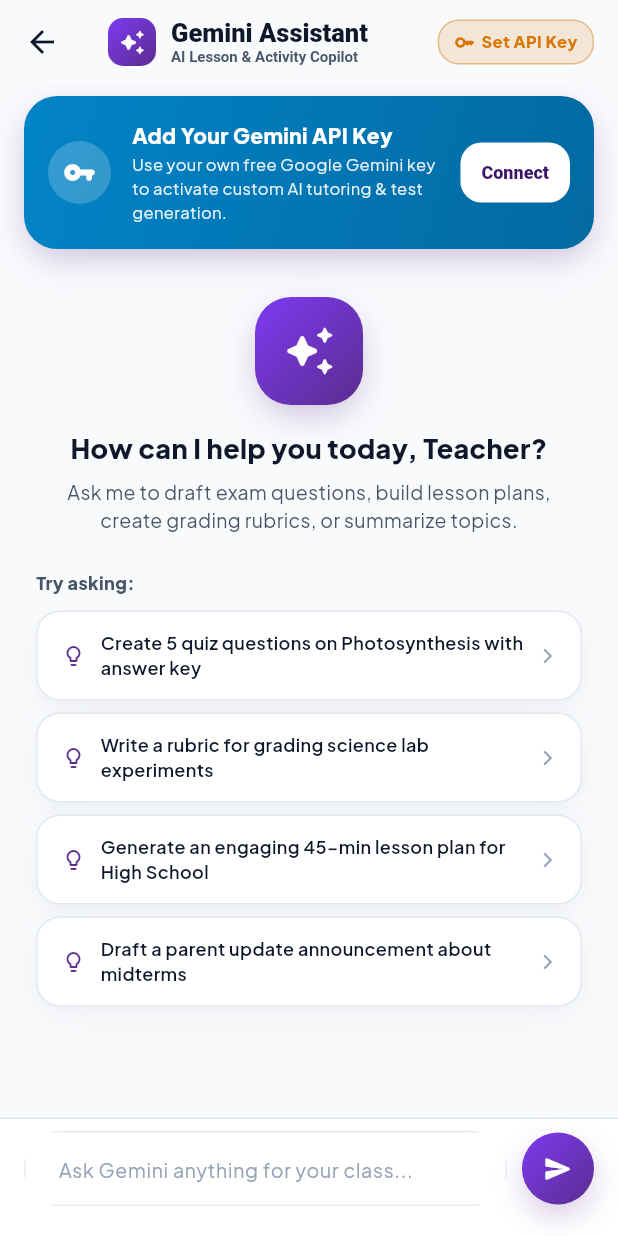
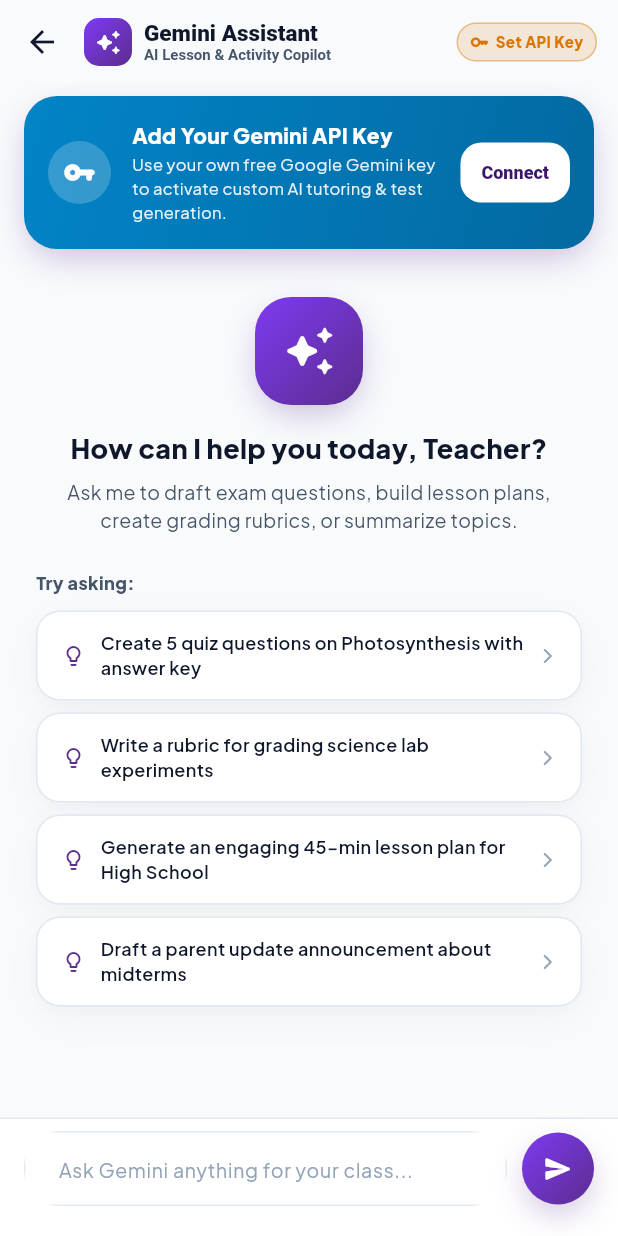
Before and after one commit to Kioian89/edusync, a Flutter app: the GeminiAssistantScreen screen opened directly, on a phone screen of 412 x 824 dp. Run offline on Flutter 3.47's test engine with Material 3 defaults, Android fonts, the phone set to English and light mode, and no system bars; our stand-ins replace cloud_firestore, file_picker, firebase_ai, firebase_auth, firebase_core, firebase_messaging and 5 more; missing offline and left inert: mobile_scanner, shorebird_code_push; accounts and stored records are empty.

Commit message:
fix(gemini): prevent AppBar title collision and simplify QR payload extraction v1.4.7

```diff
--- a/lib/screens/teacher/gemini_assistant_screen.dart
+++ b/lib/screens/teacher/gemini_assistant_screen.dart
@@ -277,6 +277,7 @@ class _GeminiAssistantScreenState extends State<GeminiAssistantScreen> {
     return Scaffold(
       backgroundColor: AppTheme.background,
       appBar: AppBar(
+        titleSpacing: 0,
         title: Row(
           children: [
             Container(
@@ -294,17 +295,21 @@ class _GeminiAssistantScreenState extends State<GeminiAssistantScreen> {
                 ),
               ),
             ),
-            const SizedBox(width: 10),
-            const Column(
+            const SizedBox(width: 8),
+            const Expanded(
+              child: Column(
                 crossAxisAlignment: CrossAxisAlignment.start,
+                mainAxisSize: MainAxisSize.min,
                 children: [
                   Text(
                     'Gemini Assistant',
                     style: TextStyle(
-                    fontSize: 17,
+                      fontSize: 15,
                       fontWeight: FontWeight.w900,
                       color: AppTheme.textMain,
                     ),
+                    maxLines: 1,
+                    overflow: TextOverflow.ellipsis,
                   ),
                   Text(
                     'AI Lesson & Activity Copilot',
@@ -313,8 +318,11 @@ class _GeminiAssistantScreenState extends State<GeminiAssistantScreen> {
                       color: AppTheme.textSecondary,
                       fontWeight: FontWeight.w600,
                     ),
+                    maxLines: 1,
+                    overflow: TextOverflow.ellipsis,
                   ),
                 ],
+              ),
             ),
           ],
         ),
@@ -323,8 +331,8 @@ class _GeminiAssistantScreenState extends State<GeminiAssistantScreen> {
           GestureDetector(
             onTap: () => _showApiKeyDialog(context, gemini),
             child: Container(
-              margin: const EdgeInsets.only(right: 8),
-              padding: const EdgeInsets.symmetric(horizontal: 10, vertical: 6),
+              margin: const EdgeInsets.only(right: 6),
+              padding: const EdgeInsets.symmetric(horizontal: 8, vertical: 5),
               decoration: BoxDecoration(
                 color: gemini.hasKey
                     ? AppTheme.statusGraded.withValues(alpha: 0.12)
@@ -345,7 +353,7 @@ class _GeminiAssistantScreenState extends State<GeminiAssistantScreen> {
                         : gemini.hasKey
                             ? Icons.check_circle_rounded
                             : Icons.key_rounded,
-                    size: 14,
+                    size: 13,
                     color: gemini.hasKey
                         ? AppTheme.statusGraded
                         : AppTheme.statusPending,
@@ -353,12 +361,12 @@ class _GeminiAssistantScreenState extends State<GeminiAssistantScreen> {
                   const SizedBox(width: 4),
                   Text(
                     gemini.isFirebaseAiConnected && !gemini.hasPersonalKey
-                        ? 'Firebase AI'
+                        ? 'School AI'
                         : gemini.hasKey
                             ? 'Connected'
                             : 'Set API Key',
                     style: TextStyle(
-                      fontSize: 11,
+                      fontSize: 10,
                       fontWeight: FontWeight.w800,
                       color: gemini.hasKey
                           ? AppTheme.statusGraded
@@ -374,6 +382,8 @@ class _GeminiAssistantScreenState extends State<GeminiAssistantScreen> {
               icon: const Icon(Icons.delete_sweep_rounded,
                   size: 20, color: AppTheme.textSecondary),
               tooltip: 'Clear Chat',
+              padding: const EdgeInsets.symmetric(horizontal: 4),
+              constraints: const BoxConstraints(),
               onPressed: () => gemini.clearChat(),
             ),
           const SizedBox(width: 8),
--- a/pubspec.yaml
+++ b/pubspec.yaml
@@ -2,7 +2,7 @@ name: edusync
 description: "EduSync - A Web-based Activity and Grade Management System for Teachers and Students."
 publish_to: 'none'
 
-version: 1.4.6+1
+version: 1.4.7+1
 
 environment:
   sdk: ^3.13.5
```
Also changed, not shown: lib/screens/student/join_class_qr_screen.dart (+28 -17 lines), lib/screens/teacher/class_qr_scanner_screen.dart (+28 -16 lines). Lines whose indentation alone changed are shown as unchanged.
